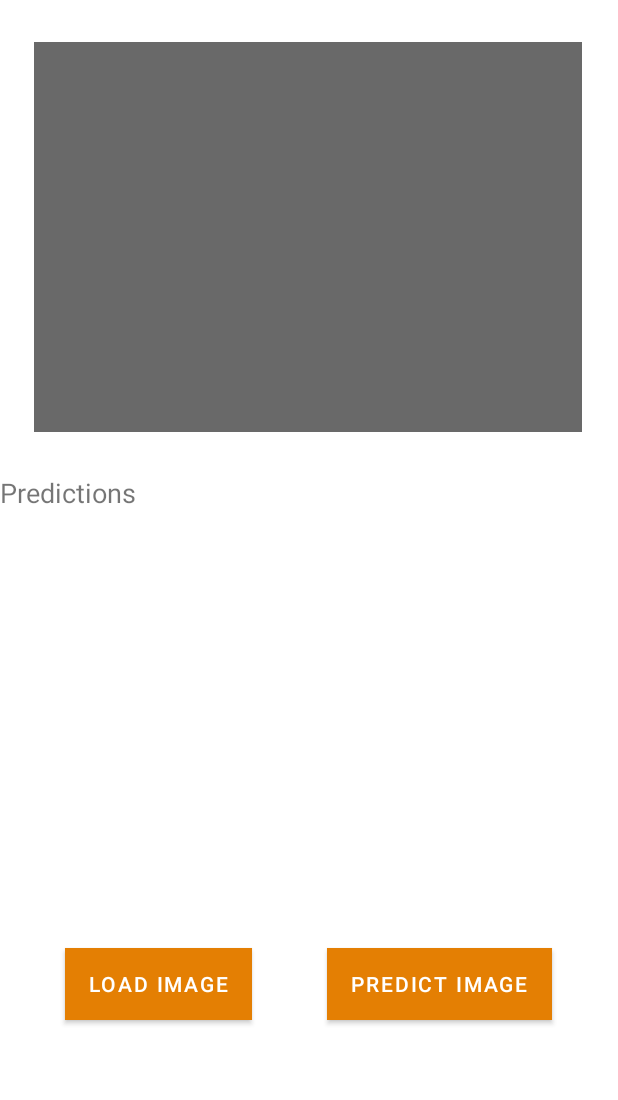
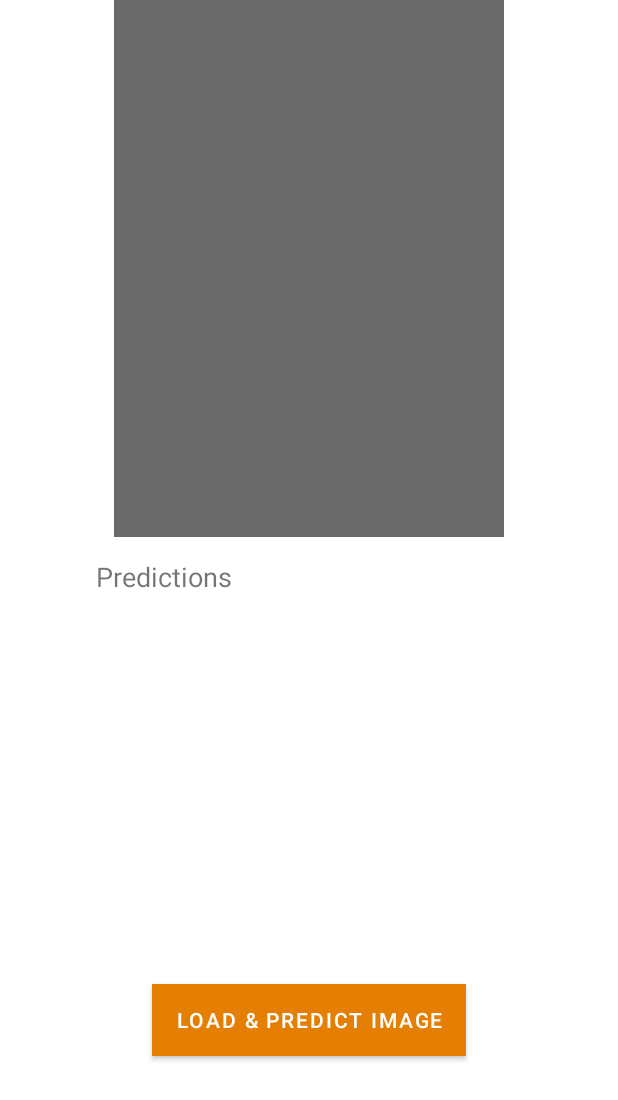
Before and after one commit to nepmontanez/sabanana, an Android app: the layout activity_main.xml on its own in the app's theme, with its tools: preview values and no code run, on a phone screen of 412 x 824 dp. Shown: the top 1100 px of the screen. Run offline under Robolectric (Android 15) with nearby library versions, the phone set to English and light mode, and no system bars.

```diff
--- a/android/SabananaClassifier/app/build.gradle
+++ b/android/SabananaClassifier/app/build.gradle
@@ -38,7 +38,7 @@ dependencies {
     implementation 'androidx.constraintlayout:constraintlayout:2.0.4'
     implementation 'org.tensorflow:tensorflow-lite-support:0.1.0-rc1'
     implementation 'org.tensorflow:tensorflow-lite-metadata:0.1.0-rc1'
-    implementation 'org.tensorflow:tensorflow-lite-gpu:2.2.0'
+    implementation 'org.tensorflow:tensorflow-lite-gpu:2.3.0'
     testImplementation 'junit:junit:4.+'
     androidTestImplementation 'androidx.test.ext:junit:1.1.2'
     androidTestImplementation 'androidx.test.espresso:espresso-core:3.3.0'
--- a/android/SabananaClassifier/app/src/main/java/com/appnana/sabanana/MainActivity.java
+++ b/android/SabananaClassifier/app/src/main/java/com/appnana/sabanana/MainActivity.java
@@ -35,6 +35,7 @@ import org.tensorflow.lite.support.model.Model;
 import java.io.FileDescriptor;
 import java.io.FileNotFoundException;
 import java.io.IOException;
+import java.text.DecimalFormat;
 import java.util.List;
 import java.util.ArrayList;
 
@@ -50,7 +51,7 @@ public class MainActivity extends AppCompatActivity {
     protected void onCreate(Bundle savedInstanceState) {
         super.onCreate(savedInstanceState);
         setContentView(R.layout.activity_main);
-        this.model = new Classifier(this, "model.tflite", "labels.txt", TFliteModel.Device.CPU, 6);
+        this.model = new Classifier(this, "model.tflite", "labels.txt", TFliteModel.Device.CPU, 4);
         this.imageView = this.findViewById(R.id.imageView);
     }
 
@@ -79,16 +80,9 @@ public class MainActivity extends AppCompatActivity {
                 List<Recognition> recognitions = model.runInference(image);
                 final ListView list = findViewById(R.id.list);
                 ArrayList<String> arrayList = new ArrayList<>();
-//                arrayList.add("JAVA");
-//                arrayList.add("ANDROID");
-//                arrayList.add("C Language");
-//                arrayList.add("CPP Language");
-//                arrayList.add("Go Language");
-//                arrayList.add("AVN SYSTEMS");
 
                 for(Recognition rec: recognitions){
-                    arrayList.add(String.format("%s - %f",rec.getTitle(), rec.getConfidence()));
-//                    Toast.makeText(this,), Toast.LENGTH_LONG).show();
+                    arrayList.add(String.format("%s - %.2f%%", rec.getTitle(), (rec.getConfidence() * 100)));
                 }
                 ArrayAdapter<String> arrayAdapter = new ArrayAdapter<String>(this, android.R.layout.simple_list_item_1, arrayList);
                 list.setAdapter(arrayAdapter);
--- a/android/SabananaClassifier/app/src/main/java/com/appnana/sabanana/tflite/Classifier.java
+++ b/android/SabananaClassifier/app/src/main/java/com/appnana/sabanana/tflite/Classifier.java
@@ -1,4 +1,4 @@
-package com.appnana.sabanana.tflite;
+    package com.appnana.sabanana.tflite;
 
 
 import android.app.Activity;
--- a/android/SabananaClassifier/app/src/main/java/com/appnana/sabanana/tflite/Detector.java
+++ b/android/SabananaClassifier/app/src/main/java/com/appnana/sabanana/tflite/Detector.java
@@ -80,7 +80,7 @@ public class Detector extends TFliteModel {
                             Math.max(0, Math.min(outputLocations[0][i][0],1) * this.imageSizeX),
                             Math.max(0, Math.min(outputLocations[0][i][3],1) * this.imageSizeX),
                             Math.max(0, Math.min(outputLocations[0][i][2],1) * this.imageSizeX)
-                            );
+                    );
 
             recognitions.add(
                     new Recognition(
--- a/android/SabananaClassifier/app/src/main/res/layout/activity_main.xml
+++ b/android/SabananaClassifier/app/src/main/res/layout/activity_main.xml
@@ -8,10 +8,11 @@
 
     <ImageView
         android:id="@+id/imageView"
-        android:layout_width="365dp"
+        android:layout_width="400dp"
         android:layout_height="260dp"
         android:layout_marginTop="28dp"
         android:background="#696969"
+        android:rotation="90"
         android:scaleType="fitXY"
         app:layout_constraintEnd_toEndOf="parent"
         app:layout_constraintHorizontal_bias="0.489"
@@ -22,36 +23,23 @@
         android:id="@+id/loadBtn"
         android:layout_width="wrap_content"
         android:layout_height="wrap_content"
-        android:layout_marginTop="344dp"
+        android:layout_marginTop="368dp"
         android:background="#FFFFFF"
         android:onClick="btnLoadImage"
-        android:text="Load Image"
+        android:text="Load &amp; Predict Image"
         app:layout_constraintEnd_toEndOf="parent"
-        app:layout_constraintHorizontal_bias="0.15"
-        app:layout_constraintStart_toStartOf="parent"
-        app:layout_constraintTop_toBottomOf="@+id/imageView" />
-
-    <Button
-        android:id="@+id/predictBtn"
-        android:layout_width="wrap_content"
-        android:layout_height="wrap_content"
-        android:layout_marginTop="344dp"
-        android:background="#FFFFFF"
-        android:onClick="btnPredictImage"
-        android:text="Predict Image"
-        app:layout_constraintEnd_toEndOf="parent"
-        app:layout_constraintHorizontal_bias="0.832"
         app:layout_constraintStart_toStartOf="parent"
         app:layout_constraintTop_toBottomOf="@+id/imageView" />
 
     <LinearLayout
-        android:layout_width="267dp"
-        android:layout_height="230dp"
-        android:layout_marginTop="88dp"
+        android:layout_width="280dp"
+        android:layout_height="235dp"
+        android:layout_marginTop="124dp"
         android:orientation="vertical"
         android:scrollbarSize="1dp"
-        app:layout_constraintTop_toBottomOf="@+id/imageView"
-        tools:layout_editor_absoluteX="72dp">
+        app:layout_constraintEnd_toEndOf="parent"
+        app:layout_constraintStart_toStartOf="parent"
+        app:layout_constraintTop_toBottomOf="@+id/imageView">
 
         <ListView
             android:id="@+id/list"
@@ -61,16 +49,16 @@
 
     <TextView
         android:id="@+id/textView"
-        android:layout_width="156dp"
-        android:layout_height="41dp"
-        android:layout_marginTop="28dp"
-        android:layout_marginStart="100dp"
+        android:layout_width="166dp"
+        android:layout_height="54dp"
+        android:layout_marginStart="64dp"
+        android:layout_marginTop="84dp"
         android:text="Predictions"
         android:textSize="18sp"
-        app:layout_constraintTop_toBottomOf="@+id/imageView"
-        tools:layout_editor_absoluteX="35dp" />
+        app:layout_constraintStart_toStartOf="parent"
+        app:layout_constraintTop_toBottomOf="@+id/imageView" />
 
-<!--    <TextView-->
+    <!--    <TextView-->
 <!--        android:id="@+id/textViewTip"-->
 <!--        android:textSize="100sp"-->
 <!--        android:layout_width="wrap_content"-->
```
Also changed, not shown: 1 other file.
